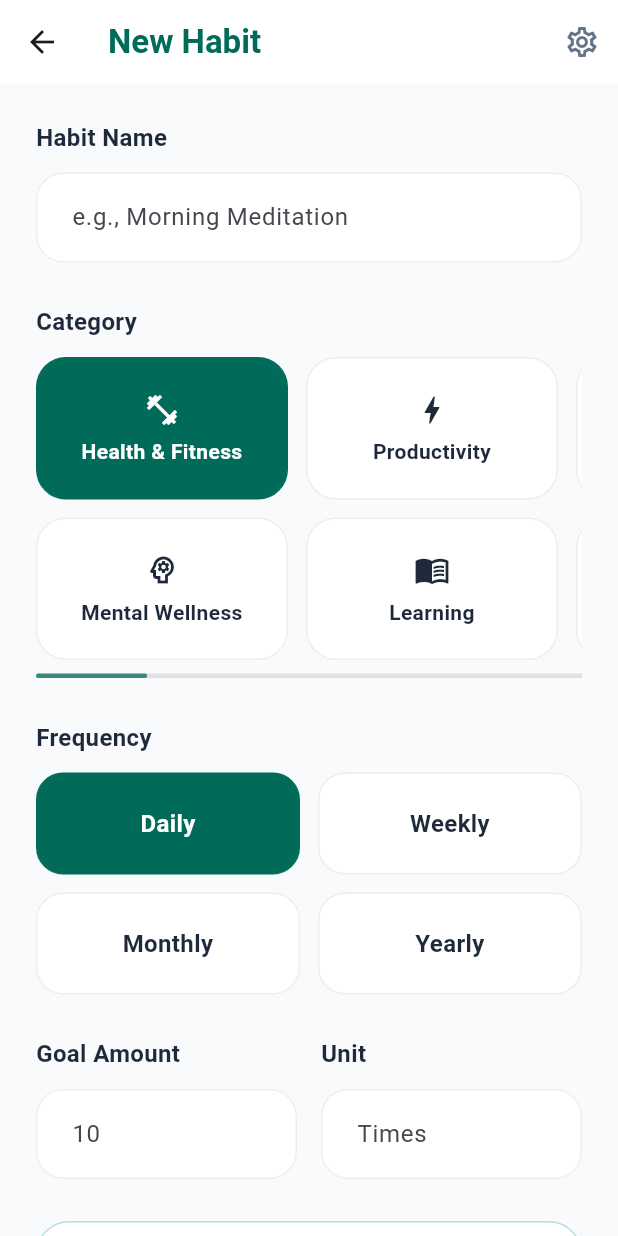
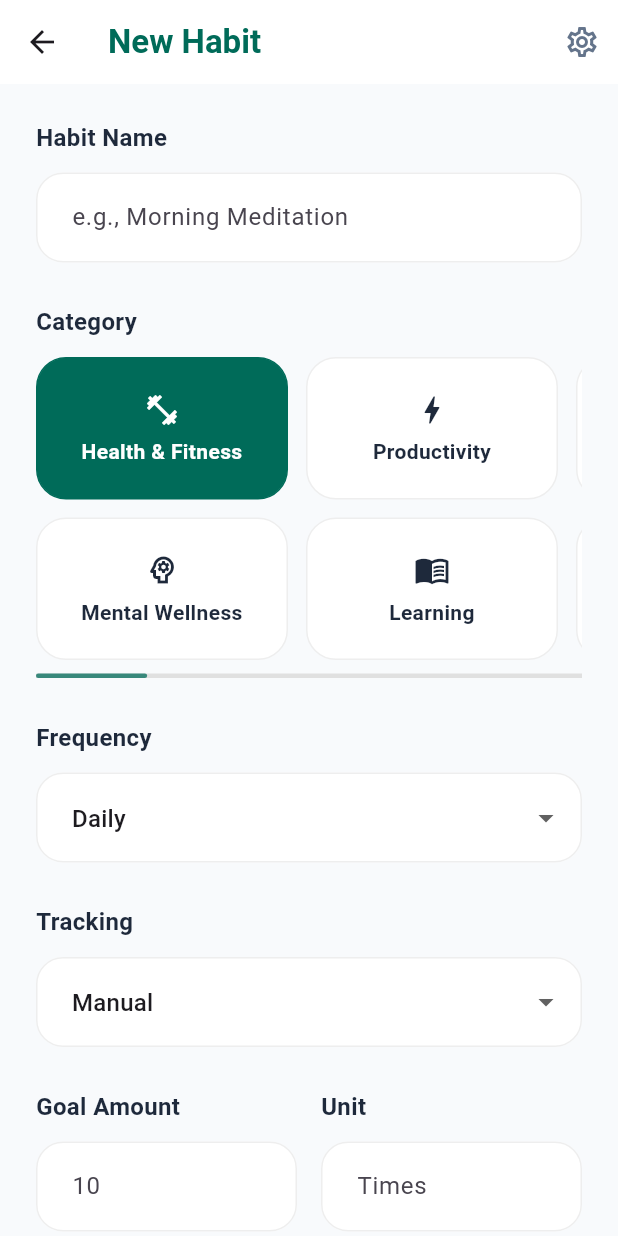
Before and after one commit to rubenf11/Goalkeeper, a Flutter app: the CreateHabitScreen screen opened directly, on a phone screen of 412 x 824 dp. Run offline on Flutter 3.47's test engine with Material 3 defaults, Android fonts, the phone set to English and light mode, and no system bars; our stand-ins replace cloud_firestore, firebase_auth, firebase_core, fl_chart, flutter_local_notifications, image_picker and 3 more; missing offline and left inert: flutter_background_service; accounts and stored records are empty.

Commit message:
visual changes

```diff
--- a/lib/screens/create_habit_screen.dart
+++ b/lib/screens/create_habit_screen.dart
@@ -29,11 +29,13 @@ class _CreateHabitScreenState extends State<CreateHabitScreen> {
   final List<HabitCategoryOption> _categories = HabitCategoryCatalog.options;
 
   final List<String> _accelerometerUnits = ['steps', 'meters', 'km', 'miles'];
+  final List<String> _trackingOptions = ['Manual', 'Step Counter'];
 
   String _selectedCategory = 'Health & Fitness';
   Frequency _selectedFrequency = Frequency.daily;
   bool _accelerometerEnabled = false;
   String _selectedAccelUnit = 'steps';
+  String _selectedTracking = 'Manual';
   bool _isSubmitting = false;
 
   @override
@@ -97,6 +99,7 @@ class _CreateHabitScreenState extends State<CreateHabitScreen> {
       _selectedFrequency = Frequency.daily;
       _accelerometerEnabled = false;
       _selectedAccelUnit = 'steps';
+      _selectedTracking = 'Manual';
     });
 
     final Timestamp createdAt = createdHabit.createdAt == null
@@ -190,42 +193,6 @@ class _CreateHabitScreenState extends State<CreateHabitScreen> {
                 ),
               ),
             ],
-          ),
-        ),
-      ),
-    );
-  }
-
-  Widget _buildFrequencyCard(Frequency frequency) {
-    final bool isSelected = _selectedFrequency == frequency;
-
-    return Material(
-      color: Colors.transparent,
-      child: InkWell(
-        borderRadius: BorderRadius.circular(18),
-        onTap: () {
-          setState(() {
-            _selectedFrequency = frequency;
-          });
-        },
-        child: AnimatedContainer(
-          duration: const Duration(milliseconds: 160),
-          decoration: BoxDecoration(
-            color: isSelected ? _primaryColor : Colors.white,
-            borderRadius: BorderRadius.circular(18),
-            border: Border.all(
-              color: isSelected ? _primaryColor : Colors.grey.shade200,
-            ),
-          ),
-          alignment: Alignment.center,
-          child: Text(
-            _frequencyLabel(frequency),
-            textAlign: TextAlign.center,
-            style: TextStyle(
-              color: isSelected ? Colors.white : _textColorDark,
-              fontWeight: FontWeight.w700,
-              fontSize: 16,
-            ),
           ),
         ),
       ),
@@ -334,19 +301,67 @@ class _CreateHabitScreenState extends State<CreateHabitScreen> {
                   ),
                 ),
                 const SizedBox(height: 12),
-                GridView.builder(
-                  shrinkWrap: true,
-                  physics: const NeverScrollableScrollPhysics(),
-                  gridDelegate: const SliverGridDelegateWithFixedCrossAxisCount(
-                    crossAxisCount: 2,
-                    crossAxisSpacing: 12,
-                    mainAxisSpacing: 12,
-                    mainAxisExtent: 68,
-                  ),
-                  itemCount: Frequency.values.length,
-                  itemBuilder: (context, index) {
-                    return _buildFrequencyCard(Frequency.values[index]);
+                DropdownButtonFormField<Frequency>(
+                  value: _selectedFrequency,
+                  items: Frequency.values.map((f) {
+                    return DropdownMenuItem(
+                      value: f,
+                      child: Text(_frequencyLabel(f)),
+                    );
+                  }).toList(),
+                  onChanged: (value) {
+                    if (value != null) {
+                      setState(() {
+                        _selectedFrequency = value;
+                      });
+                    }
                   },
+                  decoration: _inputDecoration('Daily'),
+                ),
+                const SizedBox(height: 28),
+                Row(
+                  crossAxisAlignment: CrossAxisAlignment.start,
+                  children: [
+                    Expanded(
+                      child: Column(
+                        crossAxisAlignment: CrossAxisAlignment.start,
+                        children: [
+                          Text(
+                            'Tracking',
+                            style: TextStyle(
+                              color: _textColorDark,
+                              fontSize: 16,
+                              fontWeight: FontWeight.w600,
+                            ),
+                          ),
+                          const SizedBox(height: 12),
+                          DropdownButtonFormField<String>(
+                            value: _selectedTracking,
+                            items: _trackingOptions
+                                .map(
+                                  (t) => DropdownMenuItem(
+                                    value: t,
+                                    child: Text(t),
+                                  ),
+                                )
+                                .toList(),
+                            onChanged: (value) {
+                              if (value == null) return;
+                              setState(() {
+                                _selectedTracking = value;
+                                _accelerometerEnabled = value == 'Step Counter';
+                                if (_accelerometerEnabled) {
+                                  _unitController.text = 'steps';
+                                  _selectedAccelUnit = 'steps';
+                                }
+                              });
+                            },
+                            decoration: _inputDecoration('Manual'),
+                          ),
+                        ],
+                      ),
+                    ),
+                  ],
                 ),
                 const SizedBox(height: 28),
                 Row(
@@ -443,59 +458,6 @@ class _CreateHabitScreenState extends State<CreateHabitScreen> {
                     ),
                   ],
                 ),
-                const SizedBox(height: 28),
-                Container(
-                  padding: const EdgeInsets.all(18),
-                  decoration: BoxDecoration(
-                    color: Colors.white,
-                    borderRadius: BorderRadius.circular(22),
-                    border: Border.all(color: Colors.teal.shade100),
-                  ),
-                  child: Row(
-                    children: [
-                      CircleAvatar(
-                        radius: 24,
-                        backgroundColor: Colors.teal.shade50,
-                        child: Icon(Icons.sensors, color: _primaryColor),
-                      ),
-                      const SizedBox(width: 16),
-                      Expanded(
-                        child: Column(
-                          crossAxisAlignment: CrossAxisAlignment.start,
-                          children: [
-                            Text(
-                              'Auto-track with accelerometer',
-                              style: TextStyle(
-                                color: _textColorDark,
-                                fontSize: 16,
-                                fontWeight: FontWeight.w700,
-                              ),
-                            ),
-                            const SizedBox(height: 4),
-                            Text(
-                              'Sync progress automatically via movement.',
-                              style: TextStyle(color: _textColorLight),
-                            ),
-                          ],
-                        ),
-                      ),
-                      Switch(
-                        value: _accelerometerEnabled,
-                        activeThumbColor: Colors.white,
-                        activeTrackColor: _primaryColor,
-                        onChanged: (value) {
-                          setState(() {
-                            _accelerometerEnabled = value;
-                            if (value) {
-                              _unitController.text = 'steps';
-                              _selectedAccelUnit = 'steps';
-                            }
-                          });
-                        },
-                      ),
-                    ],
-                  ),
-                ),
                 const SizedBox(height: 32),
                 SizedBox(
                   width: double.infinity,
--- a/lib/screens/habit_details_screen.dart
+++ b/lib/screens/habit_details_screen.dart
@@ -538,7 +538,7 @@ class _HabitDetailsScreen extends State<HabitDetailsScreen> {
               borderRadius: BorderRadius.circular(14),
             ),
             child: const Icon(
-              Icons.sensors,
+              Icons.directions_walk,
               color: Color(0xFF006B59),
               size: 28,
             ),
@@ -549,7 +549,7 @@ class _HabitDetailsScreen extends State<HabitDetailsScreen> {
               crossAxisAlignment: CrossAxisAlignment.start,
               children: [
                 Text(
-                  'Auto-track with accelerometer',
+                  'Auto-track with step counter',
                   style: TextStyle(
                     fontWeight: FontWeight.bold,
                     fontSize: 16,
--- a/lib/widgets/accelerometer_confirmation_sheet.dart
+++ b/lib/widgets/accelerometer_confirmation_sheet.dart
@@ -203,7 +203,7 @@ class _AccelerometerConfirmationSheetState
                 style: OutlinedButton.styleFrom(
                   foregroundColor: primaryColor,
                   side: BorderSide(color: primaryColor),
-                  padding: const EdgeInsets.symmetric(vertical: 14),
+                  padding: const EdgeInsets.symmetric(vertical: 16),
                   shape: RoundedRectangleBorder(
                     borderRadius: BorderRadius.circular(12),
                   ),
--- a/lib/widgets/habit_card.dart
+++ b/lib/widgets/habit_card.dart
@@ -135,7 +135,7 @@ class HabitCard extends StatelessWidget {
                                 borderRadius: BorderRadius.circular(16),
                               ),
                               child: const Icon(
-                                Icons.sensors,
+                                Icons.directions_walk,
                                 color: Color(0xFF006B59),
                                 size: 16,
                               ),
```
